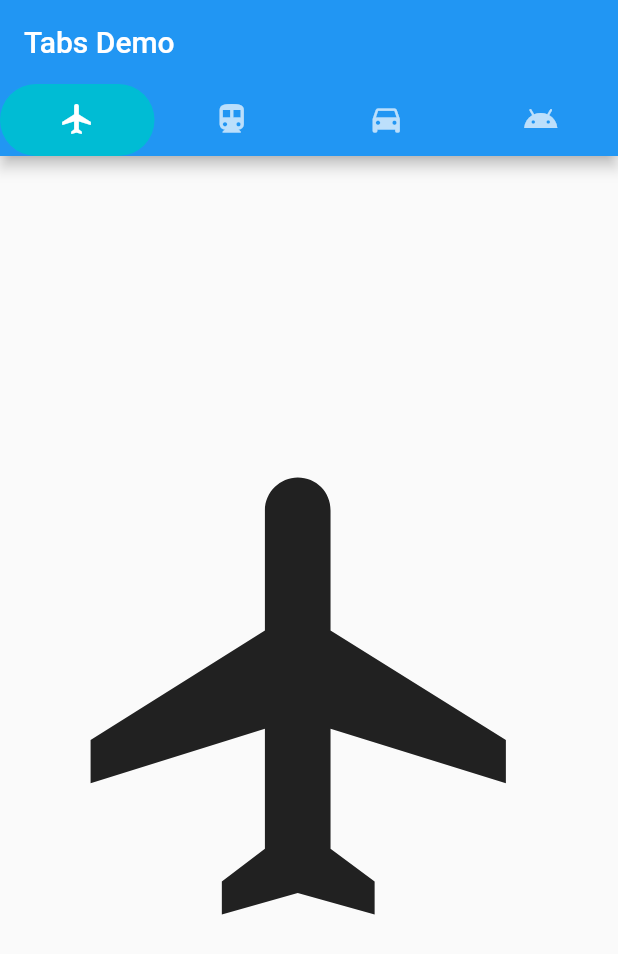
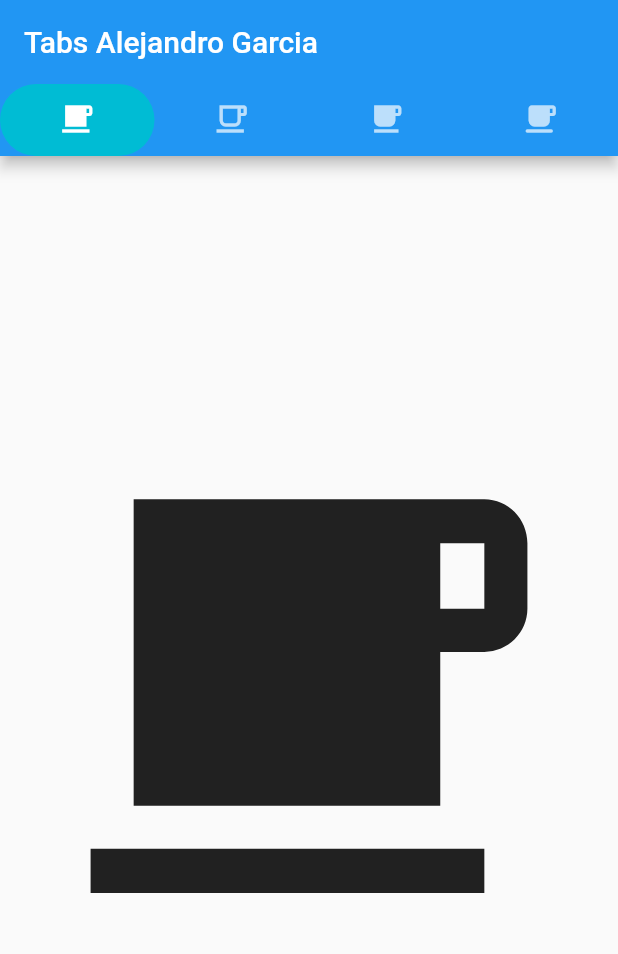
Before and after one commit to AlejandroGarcia4to/tabBar_5j, a Flutter app: the screen it shows after launch, on a phone screen of 412 x 824 dp. Shown: the top 954 px of the screen. Run offline on Flutter 3.47's test engine with Material 2 defaults, Android fonts, the phone set to English and light mode, and no system bars.

Commit message:
TabBarV3

```diff
--- a/lib/main.dart
+++ b/lib/main.dart
@@ -37,20 +37,20 @@ class _MyHomePageState extends State<MyHomePage> {
                 borderRadius: BorderRadius.circular(50), // Creates border
                 color: Colors.cyan),
             tabs: [
-              Tab(icon: Icon(Icons.flight)),
-              Tab(icon: Icon(Icons.directions_transit)),
-              Tab(icon: Icon(Icons.directions_car)),
-              Tab(icon: Icon(Icons.android)),
+              Tab(icon: Icon(Icons.local_cafe_sharp)),
+              Tab(icon: Icon(Icons.local_cafe_outlined)),
+              Tab(icon: Icon(Icons.local_cafe)),
+              Tab(icon: Icon(Icons.local_cafe_rounded)),
             ],
           ),
-          title: Text('Tabs Demo'),
+          title: Text('Tabs Alejandro Garcia'),
         ),
         body: TabBarView(
           children: [
-            Icon(Icons.flight, size: 350),
-            Icon(Icons.directions_transit, size: 350),
-            Icon(Icons.directions_car, size: 350),
-            Icon(Icons.android_rounded, size: 350),
+            Icon(Icons.local_cafe_sharp, size: 350),
+            Icon(Icons.local_cafe_outlined, size: 350),
+            Icon(Icons.local_cafe, size: 350),
+            Icon(Icons.local_cafe_rounded, size: 350),
           ],
         ),
       ),
```
